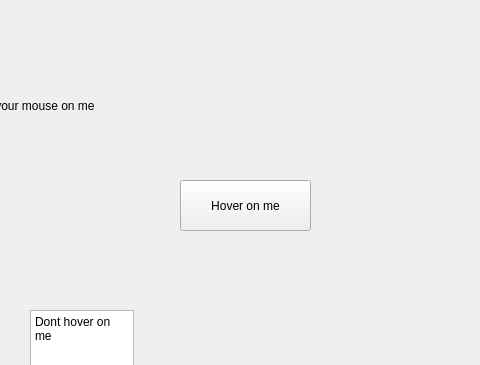
The window that tts/ui/temp.ui (05Alston/simple-pdf-epub-converter) describes before a commit, drawn with Qt 5; both pictures show x 320 to 800 and y 0 to 365 of the 800 by 600 pixel window.
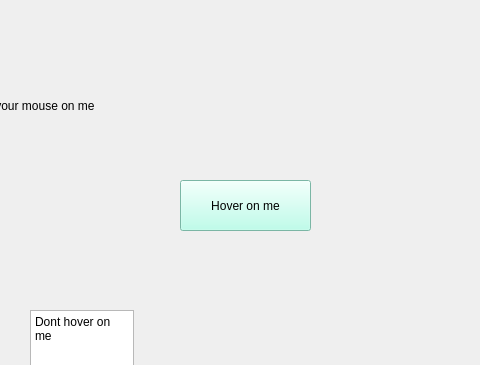
The same window after the commit.

Diff of the .ui file:
```diff
--- a/tts/ui/temp.ui
+++ b/tts/ui/temp.ui
@@ -23,6 +23,15 @@
       <height>51</height>
      </rect>
     </property>
+    <property name="styleSheet">
+     <string notr="true">QPushButton {
+	background-color: rgb(172, 255, 231);
+}
+
+QPushButton:hover{
+	background-color:rgb(255, 255, 255);
+}</string>
+    </property>
     <property name="text">
      <string>Hover on me</string>
     </property>
```
